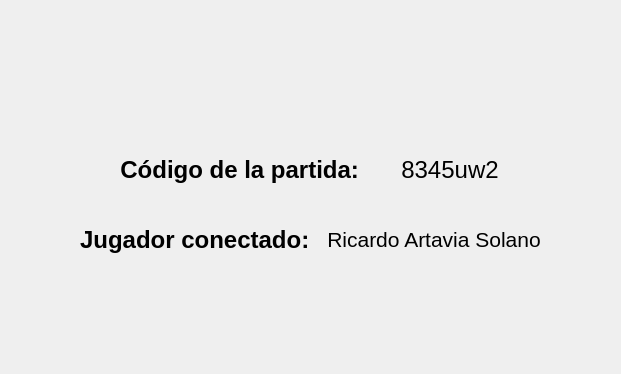
CE2103/Proyecto1_Scrabble, file InterfazGrafica/pantallaespera.ui: the form before one commit; both pictures show x 320 to 941 and y 0 to 374 of the 1300 by 900 pixel window.
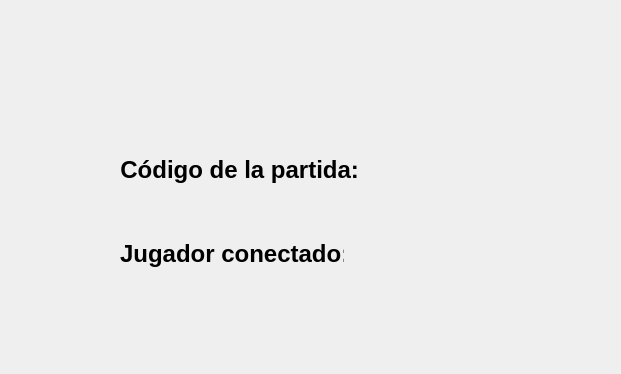
The form after the commit.

Patch:
```diff
--- a/InterfazGrafica/pantallaespera.ui
+++ b/InterfazGrafica/pantallaespera.ui
@@ -36,43 +36,12 @@
     <item>
      <widget class="QLabel" name="label_NumeroSala">
       <property name="text">
-       <string>&lt;html&gt;&lt;head/&gt;&lt;body&gt;&lt;p align=&quot;center&quot;&gt;&lt;span style=&quot; font-size:18pt;&quot;&gt;8345uw2&lt;/span&gt;&lt;/p&gt;&lt;/body&gt;&lt;/html&gt;</string>
+       <string>&lt;html&gt;&lt;head/&gt;&lt;body&gt;&lt;p align=&quot;center&quot;&gt;&lt;br/&gt;&lt;/p&gt;&lt;/body&gt;&lt;/html&gt;</string>
       </property>
      </widget>
     </item>
    </layout>
   </widget>
-  <widget class="QWidget" name="horizontalLayoutWidget_2">
-   <property name="geometry">
-    <rect>
-     <x>400</x>
-     <y>200</y>
-     <width>461</width>
-     <height>80</height>
-    </rect>
-   </property>
-   <layout class="QHBoxLayout" name="horizontalLayout_2">
-    <property name="spacing">
-     <number>20</number>
-    </property>
-    <item alignment="Qt::AlignVCenter">
-     <widget class="QLabel" name="label_enunciadoJ1">
-      <property name="text">
-       <string>&lt;html&gt;&lt;head/&gt;&lt;body&gt;&lt;p align=&quot;center&quot;&gt;&lt;span style=&quot; font-size:18pt; font-weight:600;&quot;&gt;Jugador conectado:&lt;/span&gt;&lt;/p&gt;&lt;/body&gt;&lt;/html&gt;</string>
-      </property>
-     </widget>
-    </item>
-    <item alignment="Qt::AlignHCenter">
-     <widget class="QLabel" name="label_NombreJ1Lobby">
-      <property name="text">
-       <string>&lt;html&gt;&lt;head/&gt;&lt;body&gt;&lt;p align=&quot;center&quot;&gt;&lt;span style=&quot; font-size:16pt;&quot;&gt;Ricardo Artavia Solano&lt;/span&gt;&lt;/p&gt;&lt;/body&gt;&lt;/html&gt;</string>
-      </property>
-     </widget>
-    </item>
-   </layout>
-   <zorder>label_NombreJ1Lobby</zorder>
-   <zorder>label_enunciadoJ1</zorder>
-  </widget>
   <widget class="QLabel" name="label_EnunciadoNumSala_2">
    <property name="geometry">
     <rect>
@@ -89,6 +58,32 @@
     <set>Qt::AlignCenter</set>
    </property>
   </widget>
+  <widget class="QLabel" name="nombreingresado">
+   <property name="geometry">
+    <rect>
+     <x>670</x>
+     <y>220</y>
+     <width>181</width>
+     <height>78</height>
+    </rect>
+   </property>
+   <property name="text">
+    <string/>
+   </property>
+  </widget>
+  <widget class="QLabel" name="label_enunciadoJ1">
+   <property name="geometry">
+    <rect>
+     <x>440</x>
+     <y>240</y>
+     <width>224</width>
+     <height>28</height>
+    </rect>
+   </property>
+   <property name="text">
+    <string>&lt;html&gt;&lt;head/&gt;&lt;body&gt;&lt;p align=&quot;center&quot;&gt;&lt;span style=&quot; font-size:18pt; font-weight:600;&quot;&gt;Jugador conectado:&lt;/span&gt;&lt;/p&gt;&lt;/body&gt;&lt;/html&gt;</string>
+   </property>
+  </widget>
  </widget>
  <resources/>
  <connections/>
```
